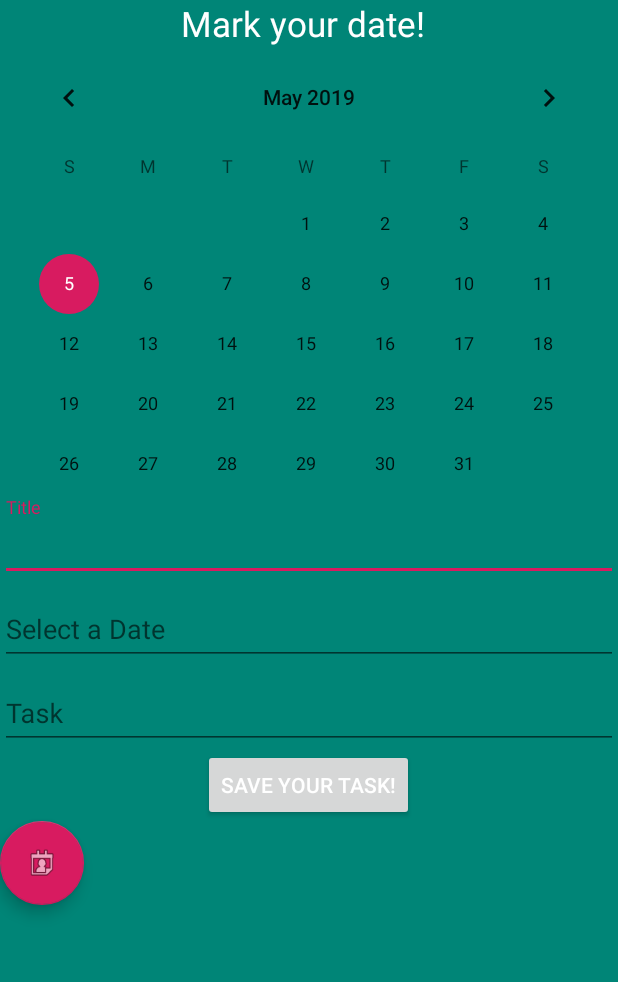
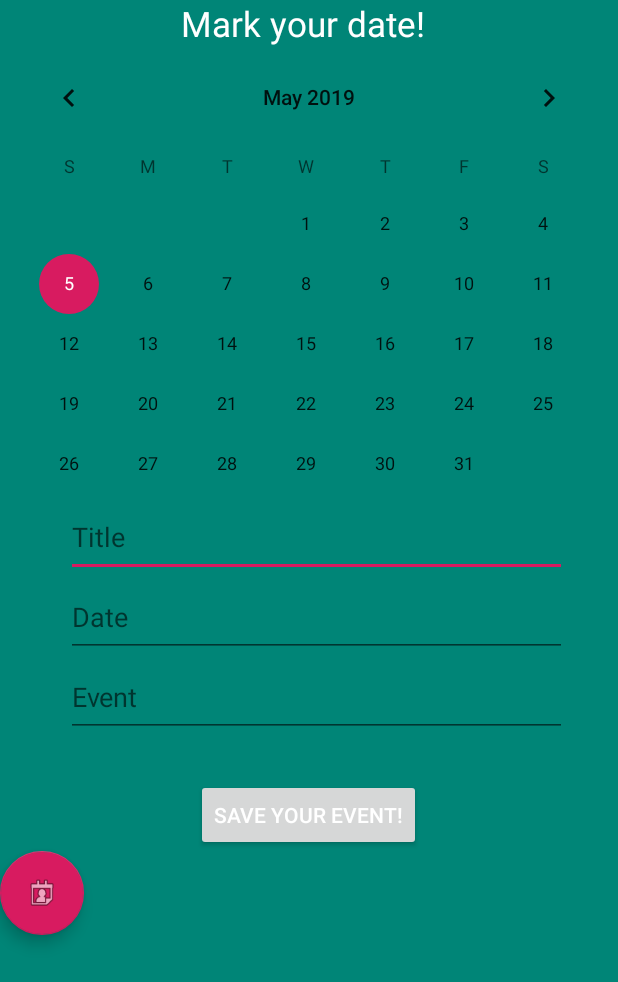
Before and after one commit to PoisonJL/HAD, an Android app: the Calendar screen opened directly, with no data from a screen before it, on a phone screen of 412 x 824 dp. Shown: the top 982 px of the screen. Run offline under Robolectric (Android 15) with nearby library versions, the phone set to English and light mode, and no system bars; our stand-ins replace Firebase (no records; nobody signed in at launch, a user with empty details on screens opened directly).

Commit message:
modified update

```diff
--- a/HadControlPanel/app/src/main/java/com/team7/hadcontrolpanel/Calendar.java
+++ b/HadControlPanel/app/src/main/java/com/team7/hadcontrolpanel/Calendar.java
@@ -3,7 +3,6 @@ package com.team7.hadcontrolpanel;
 import android.content.Intent;
 import android.support.annotation.NonNull;
 import android.support.design.widget.FloatingActionButton;
-import android.support.design.widget.TextInputEditText;
 import android.support.v7.app.AppCompatActivity;
 import android.os.Bundle;
 import android.text.TextUtils;
@@ -12,7 +11,6 @@ import android.widget.CalendarView;
 import android.widget.EditText;
 import android.widget.TextView;
 import android.view.View;
-import android.widget.Toast;
 
 import com.google.firebase.database.DatabaseReference;
 import com.google.firebase.database.FirebaseDatabase;
@@ -24,12 +22,10 @@ public class Calendar extends AppCompatActivity {
     CalendarView calendarView;
     TextView myDate;
     DatabaseReference databaseReference;
-    private TextInputEditText inputTitle;
-    private EditText inputDay;
-    private EditText  inputTask;
+    private EditText txtTitle;
+    private EditText txtDate;
+    private EditText txtEvent;
     private FloatingActionButton viewCal;
-    //Button
-    Button btnSave;
 
     @Override
     protected void onCreate(Bundle savedInstanceState) {
@@ -37,9 +33,8 @@ public class Calendar extends AppCompatActivity {
         setContentView(R.layout.activity_calender);
         Button btnSave = (Button) findViewById(R.id.btnSave);
 
-
-        databaseReference= FirebaseDatabase.getInstance().getReference("Tasks");
-        viewCal =findViewById(R.id.viewCal);
+        databaseReference= FirebaseDatabase.getInstance().getReference("Events");
+        viewCal = findViewById(R.id.viewCal);
 
         viewCal.setOnClickListener(new View.OnClickListener(){
             @Override
@@ -49,14 +44,14 @@ public class Calendar extends AppCompatActivity {
             }
         });
 
-        inputTitle = findViewById(R.id.txtTitle);
-        inputDay = (EditText)findViewById(R.id.txtDay);
-        inputTask = (EditText)findViewById(R.id.txtTask);
+        txtTitle = (EditText) findViewById(R.id.txtTitle);
+        txtDate = (EditText) findViewById(R.id.txtDate);
+        txtEvent = (EditText) findViewById(R.id.txtEvent);
 
         btnSave.setOnClickListener(new View.OnClickListener() {
             @Override
             public void onClick(View view) {
-                addTasks();
+                addEvent();
             }
         });
 
@@ -68,9 +63,9 @@ public class Calendar extends AppCompatActivity {
         calendarView.setOnDateChangeListener(new CalendarView.OnDateChangeListener() {
             @Override
             public void onSelectedDayChange(@NonNull CalendarView calendarView, int i, int i1, int i2) {
-                String date = String.format("%02d", (i1 + 1)) + "/" + String.format("%02d", i2) + "/" + i;
-                myDate.setText(date);
-                inputDay.setText(date);
+                String calDate = String.format("%02d", (i1 + 1)) + "/" + String.format("%02d", i2) + "/" + i;
+                myDate.setText(calDate);
+                txtDate.setText(calDate);
             }
         });
     }
@@ -80,23 +75,26 @@ public class Calendar extends AppCompatActivity {
         dialogBox.show(getSupportFragmentManager(), "Dialog");
     }
     //add task
-    public void addTasks(){
-        String titleName = inputTitle.getText().toString();
-        String dayName = inputDay.getText().toString();
-        String taskName = inputTask.getText().toString();
+    public void addEvent(){
+        String title = txtTitle.getText().toString();
+        String date = txtDate.getText().toString();
+        String event = txtEvent.getText().toString();
 
-        if(!TextUtils.isEmpty(titleName)&& !TextUtils.isEmpty((taskName))) {
+        if(!TextUtils.isEmpty(title)&& !TextUtils.isEmpty((event))) {
 
             String id = databaseReference.push().getKey();
 
-            CalTask tasks = new CalTask(id, taskName,  titleName,  dayName);
-            databaseReference.child(id).setValue(tasks);
+            CalEvent events = new CalEvent(id, title, date, event);
+            databaseReference.child(id).setValue(events);
             openDialog("Information", "Your Event has been Saved!");
-            inputTitle.setText(" ");
-            inputDay.setText(" ");
-            inputTask.setText(" ");
+            txtTitle.setText(" ");
+            txtDate.setText(" ");
+            txtEvent.setText(" ");
         }
-        else {
+        else if(TextUtils.isEmpty(title)) {
+            openDialog("Alert", "You must enter a Title!");
+        }
+        else if (TextUtils.isEmpty(event)) {
             openDialog("Alert", "You must enter an Event!");
         }
     }
--- a/HadControlPanel/app/src/main/java/com/team7/hadcontrolpanel/TodoItem.java
+++ b/HadControlPanel/app/src/main/java/com/team7/hadcontrolpanel/TodoItem.java
@@ -65,20 +65,17 @@ public class TodoItem extends AppCompatActivity {
     @Override
     protected void onStart() {
         super.onStart();
-
         dbReference.addValueEventListener(new ValueEventListener() {
             @Override
             public void onDataChange(@NonNull DataSnapshot dataSnapshot) {
                 itemList.clear();
                 for (DataSnapshot itemSnap : dataSnapshot.getChildren()) {
                     Item item = itemSnap.getValue(Item.class);
-
                     itemList.add(item);
                 }
                 TodoList adapter = new TodoList(TodoItem.this, itemList);
                 itemListView.setAdapter(adapter);
             }
-
             @Override
             public void onCancelled(@NonNull DatabaseError databaseError) {
 
--- a/HadControlPanel/app/src/main/res/layout/activity_calender.xml
+++ b/HadControlPanel/app/src/main/res/layout/activity_calender.xml
@@ -34,53 +34,39 @@
 
     </LinearLayout>
 
-    <android.support.design.widget.TextInputLayout
-        android:id="@+id/title"
-        android:layout_width="match_parent"
-        android:layout_height="wrap_content">
+    <EditText
+        android:id="@+id/txtTitle"
+        android:layout_width="334dp"
+        android:layout_height="53dp"
+        android:layout_marginStart="44dp"
+        android:layout_marginEnd="33dp"
+        android:hint="Title"
+        android:inputType="text"/>
 
-        <android.support.design.widget.TextInputEditText
-            android:id="@+id/txtTitle"
-            android:layout_width="match_parent"
-            android:layout_height="wrap_content"
-            android:hint="Title"
-            android:textColorHint="#FFF" />
+    <EditText
+        android:id="@+id/txtDate"
+        android:layout_width="334dp"
+        android:layout_height="53dp"
+        android:layout_marginStart="44dp"
+        android:layout_marginEnd="33dp"
+        android:hint="Date"
+        android:inputType="text"/>
 
-    </android.support.design.widget.TextInputLayout>
-
-    <android.support.design.widget.TextInputLayout
-        android:id="@+id/task"
-        android:layout_width="match_parent"
-        android:layout_height="wrap_content">
-
-        <android.support.design.widget.TextInputEditText
-            android:id="@+id/txtDay"
-            android:layout_width="match_parent"
-            android:layout_height="wrap_content"
-            android:hint="Select a Date"
-            tools:text="@tools:sample/date/ddmmyy" />
-
-    </android.support.design.widget.TextInputLayout>
-
-    <android.support.design.widget.TextInputLayout
-        android:id="@+id/day"
-        android:layout_width="match_parent"
-        android:layout_height="wrap_content">
-
-        <android.support.design.widget.TextInputEditText
-            android:id="@+id/txtTask"
-            android:layout_width="match_parent"
-            android:layout_height="wrap_content"
-            android:hint="Task" />
-
-    </android.support.design.widget.TextInputLayout>
+    <EditText
+        android:id="@+id/txtEvent"
+        android:layout_width="334dp"
+        android:layout_height="53dp"
+        android:layout_marginStart="44dp"
+        android:layout_marginBottom="28dp"
+        android:hint="Event"
+        android:inputType="text"/>
 
     <Button
         android:id="@+id/btnSave"
         android:layout_width="wrap_content"
         android:layout_height="wrap_content"
         android:layout_gravity="center_vertical|center_horizontal"
-        android:text="Save Your Task!"
+        android:text="Save Your Event!"
         android:textColor="#FFF" />
 
     <android.support.design.widget.FloatingActionButton
```
Also changed, not shown: HadControlPanel/app/src/main/java/com/team7/hadcontrolpanel/CalEvent.java (added, +50 -0 lines), HadControlPanel/app/src/main/java/com/team7/hadcontrolpanel/CalTask.java (deleted, +0 -50 lines), HadControlPanel/app/src/main/java/com/team7/hadcontrolpanel/DataRetrived.java (+47 -33 lines), HadControlPanel/app/src/main/java/com/team7/hadcontrolpanel/TaskInfoAdapter.java (+13 -15 lines), HadControlPanel/app/src/main/res/layout/list_view.xml (+10 -10 lines), HadControlPanel/app/src/main/res/layout/update.xml (+8 -2 lines).
